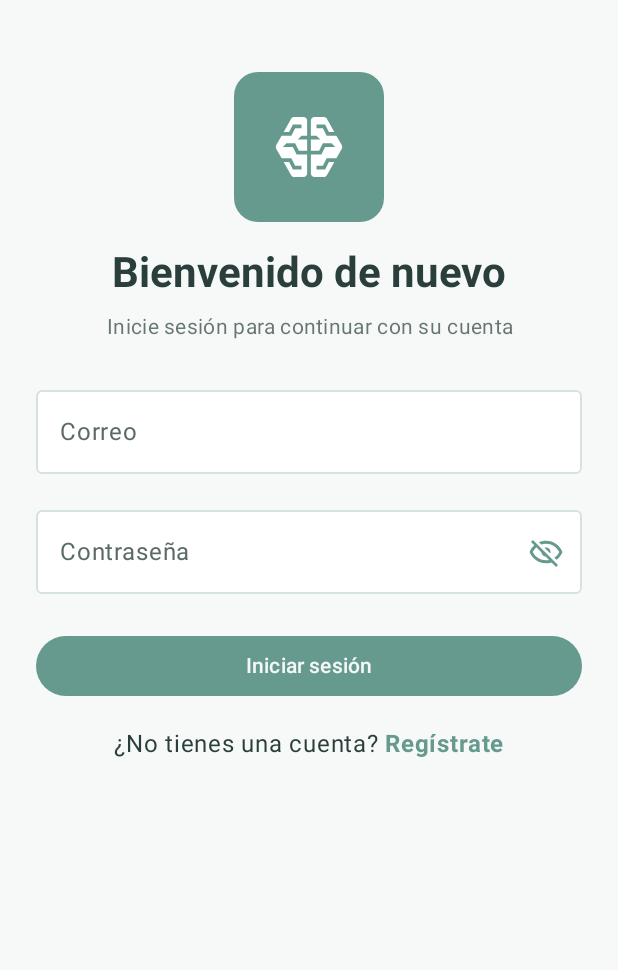
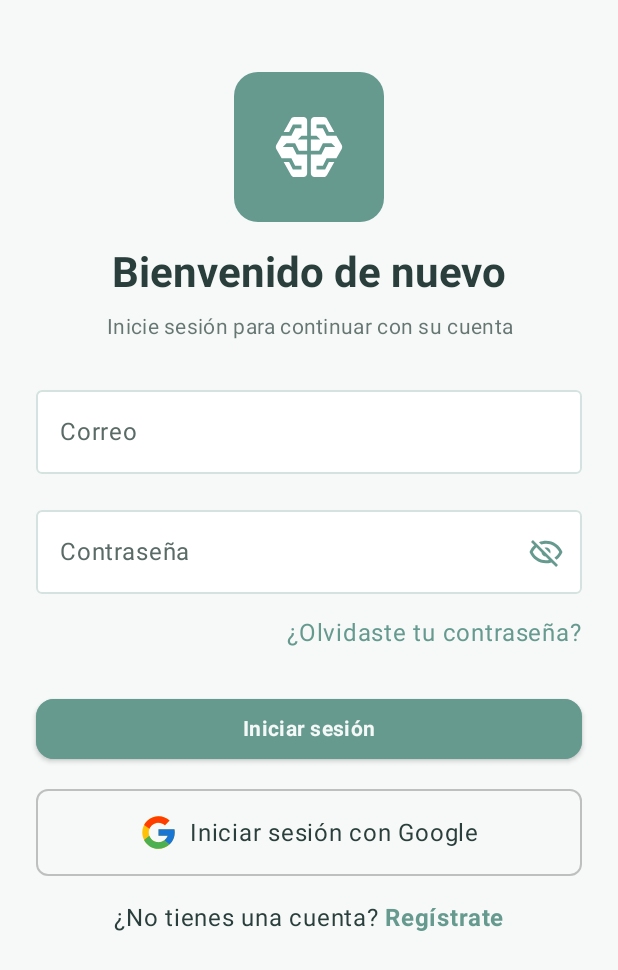
Before and after one commit to KJO-Tech/kjo-mind-care-app-android, an Android app built with Jetpack Compose: the screen it shows after launch (MainActivity), on a phone screen of 412 x 824 dp. Shown: the top 970 px of the screen. Run offline under Robolectric (Android 15) with nearby library versions, the phone set to English and light mode, and no system bars.

Commit message:
fix: add Google login button UI

```diff
--- a/app/src/main/java/tech/kjo/kjo_mind_care/ui/auth/login/LoginScreen.kt
+++ b/app/src/main/java/tech/kjo/kjo_mind_care/ui/auth/login/LoginScreen.kt
@@ -1,22 +1,34 @@
 package tech.kjo.kjo_mind_care.ui.auth.login
 
+import androidx.compose.ui.graphics.Color
+import androidx.compose.foundation.BorderStroke
 import tech.kjo.kjo_mind_care.ui.components.ThemedTextField
 import androidx.compose.foundation.clickable
 import androidx.compose.foundation.layout.Arrangement
+import androidx.compose.foundation.layout.Box
 import androidx.compose.foundation.layout.Row
 import androidx.compose.foundation.layout.Spacer
 import androidx.compose.foundation.layout.fillMaxWidth
 import androidx.compose.foundation.layout.height
+import androidx.compose.foundation.layout.padding
+import androidx.compose.foundation.layout.size
 import androidx.compose.foundation.layout.width
+import androidx.compose.foundation.shape.RoundedCornerShape
+import androidx.compose.material3.ButtonDefaults
+import androidx.compose.material3.Icon
 import androidx.compose.material3.MaterialTheme
+import androidx.compose.material3.OutlinedButton
 import androidx.compose.material3.Text
 import androidx.compose.runtime.Composable
 import androidx.compose.runtime.getValue
 import androidx.compose.runtime.mutableStateOf
 import androidx.compose.runtime.remember
 import androidx.compose.runtime.setValue
+import androidx.compose.ui.Alignment
 import androidx.compose.ui.Modifier
+import androidx.compose.ui.res.painterResource
 import androidx.compose.ui.res.stringResource
+import androidx.compose.ui.text.TextStyle
 import androidx.compose.ui.text.font.FontWeight
 import androidx.compose.ui.unit.dp
 import tech.kjo.kjo_mind_care.R
@@ -50,7 +62,17 @@ fun LoginScreen(
             onValueChange = { password = it },
             label = stringResource(id = R.string.login_password)
         )
-
+        Spacer(modifier = Modifier.height(10.dp))
+        Box(modifier = Modifier.fillMaxWidth()) {
+            Text(
+                "¿Olvidaste tu contraseña?",
+                modifier = Modifier
+                    .align(Alignment.CenterEnd)
+                    .padding(vertical = 4.dp),
+                style = MaterialTheme.typography.bodyLarge,
+                color = MaterialTheme.colorScheme.primary
+            )
+        }
         Spacer(modifier = Modifier.height(24.dp))
 
         ThemedButton(
@@ -62,7 +84,42 @@ fun LoginScreen(
         )
 
         Spacer(modifier = Modifier.height(16.dp))
+        OutlinedButton(
+            onClick = {
+                //Logica para sesion con google
+            },
+            modifier = Modifier.fillMaxWidth(),
+            shape = RoundedCornerShape(8.dp),
+            border = BorderStroke(
+                1.dp,
+                Color.Gray.copy(alpha = 0.5f)
+            ),
+            colors = ButtonDefaults.outlinedButtonColors(
+                contentColor = MaterialTheme.colorScheme.onBackground
+            )
+        ) {
+            Row(
+                verticalAlignment = Alignment.CenterVertically,
+                horizontalArrangement = Arrangement.Center,
+                modifier = Modifier
+                    .fillMaxWidth()
+                    .padding(vertical = 8.dp)
+            ) {
 
+                Icon(
+                    painter = painterResource(id = R.drawable.ic_google),
+                    contentDescription = "Google",
+                    modifier = Modifier.size(26.dp),
+                    tint = Color.Unspecified
+                )
+                Spacer(modifier = Modifier.width(8.dp))
+                Text(
+                    text = "Iniciar sesión con Google",
+                    style = MaterialTheme.typography.bodyLarge
+                )
+            }
+        }
+        Spacer(modifier = Modifier.height(16.dp))
         Row(
             modifier = Modifier.fillMaxWidth(),
             horizontalArrangement = Arrangement.Center
--- a/app/src/main/java/tech/kjo/kjo_mind_care/ui/components/ThemedButton.kt
+++ b/app/src/main/java/tech/kjo/kjo_mind_care/ui/components/ThemedButton.kt
@@ -1,5 +1,6 @@
 package tech.kjo.kjo_mind_care.ui.components
 
+import androidx.compose.foundation.BorderStroke
 import androidx.compose.foundation.layout.fillMaxWidth
 import androidx.compose.material3.Button
 import androidx.compose.material3.ButtonDefaults
@@ -7,13 +8,13 @@ import androidx.compose.material3.MaterialTheme
 import androidx.compose.material3.Text
 import androidx.compose.runtime.Composable
 import androidx.compose.ui.Modifier
+import androidx.compose.ui.unit.dp
 
 @Composable
 fun ThemedButton(
     text: String,
     onClick: () -> Unit,
     modifier: Modifier = Modifier
-
 ) {
     Button(
         onClick = onClick,
@@ -22,8 +23,22 @@ fun ThemedButton(
             contentColor = MaterialTheme.colorScheme.onPrimary
         ),
         modifier = modifier
-            .fillMaxWidth()
+            .fillMaxWidth(),
+        border = BorderStroke(
+            width = 1.dp,
+            color = MaterialTheme.colorScheme.primary.copy(alpha = 0.8f)
+        ),
+        elevation = ButtonDefaults.buttonElevation(
+            defaultElevation = 2.dp,
+            pressedElevation = 4.dp
+        ),
+        shape = MaterialTheme.shapes.medium
     ) {
-        Text(text)
+        Text(
+            text = text,
+            style = MaterialTheme.typography.bodyMedium.copy(
+                fontWeight = androidx.compose.ui.text.font.FontWeight.Bold
+            )
+        )
     }
 }
--- /dev/null
+++ b/app/src/main/res/drawable/ic_google.xml
@@ -0,0 +1,18 @@
+<vector xmlns:android="http://schemas.android.com/apk/res/android"
+    android:width="48dp"
+    android:height="48dp"
+    android:viewportWidth="48"
+    android:viewportHeight="48">
+  <path
+      android:pathData="M43.611,20.083H42V20H24v8h11.303c-1.649,4.657 -6.08,8 -11.303,8c-6.627,0 -12,-5.373 -12,-12s5.373,-12 12,-12c3.059,0 5.842,1.154 7.961,3.039l5.657,-5.657C34.046,6.053 29.268,4 24,4C12.955,4 4,12.955 4,24s8.955,20 20,20s20,-8.955 20,-20c0,-1.341 -0.138,-2.65 -0.389,-3.917"
+      android:fillColor="#ffc107"/>
+  <path
+      android:pathData="m6.306,14.691l6.571,4.819C14.655,15.108 18.961,12 24,12c3.059,0 5.842,1.154 7.961,3.039l5.657,-5.657C34.046,6.053 29.268,4 24,4C16.318,4 9.656,8.337 6.306,14.691"
+      android:fillColor="#ff3d00"/>
+  <path
+      android:pathData="M24,44c5.166,0 9.86,-1.977 13.409,-5.192l-6.19,-5.238A11.9,11.9 0,0 1,24 36c-5.202,0 -9.619,-3.317 -11.283,-7.946l-6.522,5.025C9.505,39.556 16.227,44 24,44"
+      android:fillColor="#4caf50"/>
+  <path
+      android:pathData="M43.611,20.083H42V20H24v8h11.303a12.04,12.04 0,0 1,-4.087 5.571l0.003,-0.002l6.19,5.238C36.971,39.205 44,34 44,24c0,-1.341 -0.138,-2.65 -0.389,-3.917"
+      android:fillColor="#1976d2"/>
+</vector>
```
